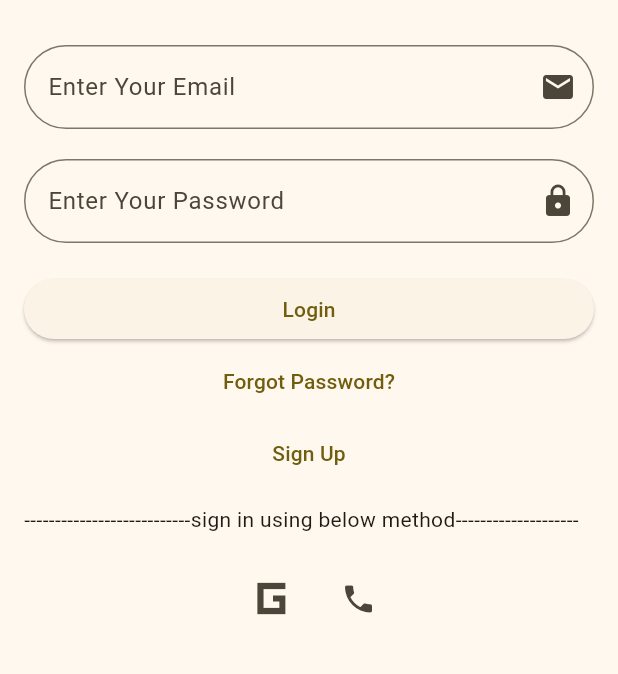
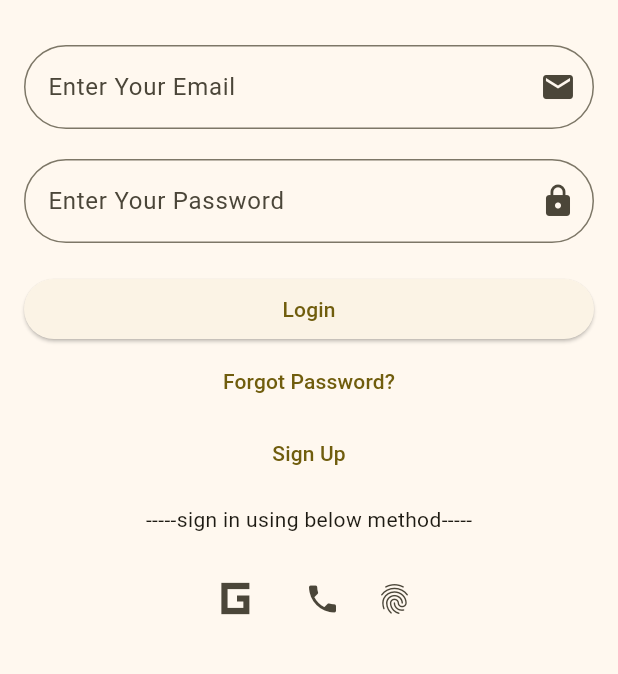
Before and after one commit to radhey2/FireBaseIntegration, a Flutter app: the screen it shows after launch, on a phone screen of 412 x 824 dp, the part 63-737 px from its top. Run offline on Flutter 3.47's test engine with Material 3 defaults, Android fonts, the phone set to English and light mode, and no system bars; our stand-ins replace firebase_auth, firebase_core, google_sign_in; accounts and stored records are empty.

Commit message:
optimize login

```diff
--- a/lib/component/login_page.dart
+++ b/lib/component/login_page.dart
@@ -98,7 +98,10 @@ class _LoginPageState extends State<LoginPage> {
       appBar: AppBar(
         title: const Text('Login Page'),
       ),
-      body: SingleChildScrollView(
+      body: Stack(
+        children: [
+          // Main content of the screen
+          SingleChildScrollView(
             child: Padding(
               padding: const EdgeInsets.all(16.0),
               child: Column(
@@ -128,63 +131,87 @@ class _LoginPageState extends State<LoginPage> {
                     ),
                   ),
                   const SizedBox(height: 20),
-              isLoading
-                  ? const Center(child: CircularProgressIndicator())
-                  : ElevatedButton(
-                      onPressed: login,
+                  ElevatedButton(
+                    onPressed: isLoading ? null : login,
                     child: const Text('Login'),
                   ),
                   TextButton(
-                onPressed: () {
+                    onPressed: isLoading
+                        ? null
+                        : () {
                             Navigator.push(
                               context,
-                    MaterialPageRoute(builder: (context) => ForgotPassword()),
+                              MaterialPageRoute(
+                                  builder: (context) => ForgotPassword()),
                             );
                           },
                     child: const Text('Forgot Password?'),
                   ),
                   TextButton(
-                onPressed: () {
+                    onPressed: isLoading
+                        ? null
+                        : () {
                             Navigator.push(
                               context,
-                    MaterialPageRoute(builder: (context) => SignupPage()),
+                              MaterialPageRoute(
+                                  builder: (context) => SignupPage()),
                             );
                           },
                     child: const Text('Sign Up'),
                   ),
-              SizedBox(
-                height: 10,
+                  const SizedBox(height: 10),
+                  const Center(
+                    child: Text('-----sign in using below method-----'),
                   ),
-              Text(
-                  '---------------------------sign in using below method--------------------'),
-              SizedBox(
-                height: 10,
-              ),
+                  const SizedBox(height: 10),
                   Row(
                     mainAxisAlignment: MainAxisAlignment.center,
                     children: [
                       IconButton(
-                      onPressed: () {
-                        loginWithGoogle();
-                      },
-                      icon: Icon(
+                          onPressed: isLoading ? null : loginWithGoogle,
+                          icon: const Icon(
                             Icons.g_mobiledata_sharp,
                             size: 50.0,
                           )),
                       IconButton(
-                      onPressed: () {
+                          onPressed: isLoading
+                              ? null
+                              : () {
                                   Navigator.push(
                                     context,
-                          MaterialPageRoute(builder: (context) => PhoneAuth()),
+                                    MaterialPageRoute(
+                                        builder: (context) => PhoneAuth()),
                                   );
                                 },
-                      icon: Icon(Icons.phone))
+                          icon: const Icon(Icons.phone)),
+                      IconButton(
+                          onPressed: isLoading
+                              ? null
+                              : () {
+                                  Navigator.pushReplacement(
+                                    context,
+                                    MaterialPageRoute(
+                                        builder: (context) => FingureAuth()),
+                                  );
+                                },
+                          icon: const Icon(Icons.fingerprint))
                     ],
-              )
+                  ),
                 ],
               ),
             ),
           ),
+
+          // Loading overlay
+          if (isLoading)
+            Container(
+              color: Colors.black.withOpacity(0.5), // Semi-transparent overlay
+              child: const Center(
+                child: CircularProgressIndicator(),
+              ),
+            ),
+        ],
+      ),
     );
   }
 }
```
Also changed, not shown: lib/component/forgot_password.dart (+26 -1 lines). Lines whose indentation alone changed are shown as unchanged.
